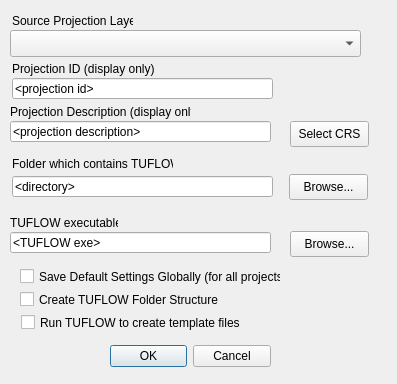
Above: tuflow/forms/ui_tuflowqgis_configure_tuflow_project.ui from TUFLOW-Support/QGIS-TUFLOW-Plugin before the change. Below: the same form after it.
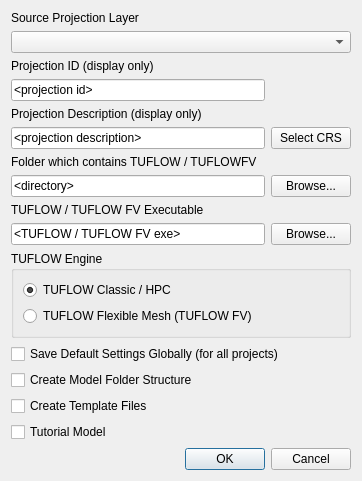
That is the form after the change.

Commit message: Repositroy management - QGIS 2.18 no longer LTR and TUFLOW plugin for QGIS 2 is not longer being supported and updated

```diff
--- a/tuflow/forms/ui_tuflowqgis_configure_tuflow_project.ui
+++ b/tuflow/forms/ui_tuflowqgis_configure_tuflow_project.ui
@@ -6,190 +6,107 @@
    <rect>
     <x>0</x>
     <y>0</y>
-    <width>397</width>
-    <height>384</height>
+    <width>362</width>
+    <height>447</height>
    </rect>
   </property>
   <property name="windowTitle">
    <string>Configure TUFLOW Project</string>
   </property>
-  <widget class="QDialogButtonBox" name="buttonBox">
-   <property name="geometry">
-    <rect>
-     <x>110</x>
-     <y>340</y>
-     <width>161</width>
-     <height>32</height>
-    </rect>
-   </property>
-   <property name="orientation">
-    <enum>Qt::Horizontal</enum>
-   </property>
-   <property name="standardButtons">
-    <set>QDialogButtonBox::Cancel|QDialogButtonBox::Ok</set>
-   </property>
-  </widget>
-  <widget class="QLabel" name="label_1">
-   <property name="geometry">
-    <rect>
-     <x>12</x>
-     <y>10</y>
-     <width>121</width>
-     <height>22</height>
-    </rect>
-   </property>
+  <layout class="QGridLayout" name="gridLayout_2">
+   <item row="0" column="0">
+    <layout class="QGridLayout" name="gridLayout">
+     <item row="5" column="1">
+      <widget class="QPushButton" name="pbSelectCRS">
    <property name="text">
-    <string>Source Projection Layer</string>
-   </property>
-  </widget>
-  <widget class="QComboBox" name="sourcelayer">
-   <property name="geometry">
-    <rect>
-     <x>10</x>
-     <y>30</y>
-     <width>351</width>
-     <height>27</height>
-    </rect>
-   </property>
-  </widget>
-  <widget class="QLabel" name="label_3">
-   <property name="geometry">
-    <rect>
-     <x>12</x>
-     <y>153</y>
-     <width>161</width>
-     <height>22</height>
-    </rect>
-   </property>
+        <string>Select CRS</string>
+       </property>
+      </widget>
+     </item>
+     <item row="2" column="0">
+      <widget class="QLabel" name="label_5">
    <property name="text">
-    <string>Folder which contains TUFLOW</string>
-   </property>
-  </widget>
-  <widget class="QLineEdit" name="outdir">
-   <property name="geometry">
-    <rect>
-     <x>12</x>
-     <y>176</y>
-     <width>261</width>
-     <height>21</height>
-    </rect>
-   </property>
-   <property name="text">
-    <string>&lt;directory&gt;</string>
-   </property>
-   <property name="readOnly">
-    <bool>false</bool>
-   </property>
-  </widget>
-  <widget class="QPushButton" name="browseoutfile">
-   <property name="geometry">
-    <rect>
-     <x>289</x>
-     <y>174</y>
-     <width>79</width>
-     <height>26</height>
-    </rect>
-   </property>
-   <property name="text">
-    <string>Browse...</string>
-   </property>
-  </widget>
+        <string>Projection ID (display only)</string>
+       </property>
+      </widget>
+     </item>
+     <item row="4" column="0">
   <widget class="QLabel" name="label_2">
-   <property name="geometry">
-    <rect>
-     <x>10</x>
-     <y>101</y>
-     <width>181</width>
-     <height>22</height>
-    </rect>
-   </property>
    <property name="text">
     <string>Projection Description (display only)</string>
    </property>
   </widget>
-  <widget class="QLineEdit" name="crsDesc">
-   <property name="geometry">
-    <rect>
-     <x>10</x>
-     <y>121</y>
-     <width>261</width>
-     <height>21</height>
-    </rect>
-   </property>
-   <property name="text">
-    <string>&lt;projection description&gt;</string>
-   </property>
-   <property name="dragEnabled">
-    <bool>false</bool>
-   </property>
-   <property name="readOnly">
-    <bool>true</bool>
-   </property>
-  </widget>
-  <widget class="QLabel" name="label_4">
-   <property name="geometry">
-    <rect>
-     <x>10</x>
-     <y>212</y>
-     <width>108</width>
-     <height>22</height>
-    </rect>
-   </property>
-   <property name="text">
-    <string>TUFLOW executable</string>
-   </property>
-  </widget>
-  <widget class="QLineEdit" name="TUFLOW_exe">
-   <property name="geometry">
-    <rect>
-     <x>10</x>
-     <y>232</y>
-     <width>261</width>
-     <height>21</height>
-    </rect>
-   </property>
-   <property name="text">
-    <string>&lt;TUFLOW exe&gt;</string>
-   </property>
-   <property name="readOnly">
-    <bool>false</bool>
-   </property>
-  </widget>
+     </item>
+     <item row="9" column="1">
   <widget class="QPushButton" name="browseexe">
-   <property name="geometry">
-    <rect>
-     <x>290</x>
-     <y>231</y>
-     <width>79</width>
-     <height>26</height>
-    </rect>
-   </property>
+       <property name="text">
+        <string>Browse...</string>
+       </property>
+      </widget>
+     </item>
+     <item row="6" column="0">
+      <widget class="QLabel" name="label_3">
    <property name="text">
+        <string>Folder which contains TUFLOW / TUFLOWFV</string>
+       </property>
+      </widget>
+     </item>
+     <item row="9" column="0">
+      <widget class="QLineEdit" name="TUFLOW_exe">
+       <property name="text">
+        <string>&lt;TUFLOW / TUFLOW FV exe&gt;</string>
+       </property>
+       <property name="readOnly">
+        <bool>false</bool>
+       </property>
+      </widget>
+     </item>
+     <item row="12" column="0" colspan="2">
+      <widget class="QCheckBox" name="cbCreate">
+       <property name="text">
+        <string>Create Model Folder Structure</string>
+       </property>
+      </widget>
+     </item>
+     <item row="0" column="0">
+      <widget class="QLabel" name="label_1">
+       <property name="text">
+        <string>Source Projection Layer</string>
+       </property>
+      </widget>
+     </item>
+     <item row="7" column="1">
+      <widget class="QPushButton" name="browseoutfile">
+       <property name="text">
     <string>Browse...</string>
    </property>
   </widget>
-  <widget class="QPushButton" name="pbSelectCRS">
-   <property name="geometry">
-    <rect>
-     <x>290</x>
-     <y>121</y>
-     <width>79</width>
-     <height>26</height>
-    </rect>
-   </property>
+     </item>
+     <item row="15" column="0">
+      <spacer name="verticalSpacer">
+       <property name="orientation">
+        <enum>Qt::Vertical</enum>
+       </property>
+       <property name="sizeHint" stdset="0">
+        <size>
+         <width>20</width>
+         <height>40</height>
+        </size>
+       </property>
+      </spacer>
+     </item>
+     <item row="13" column="0" colspan="2">
+      <widget class="QCheckBox" name="cbRun">
    <property name="text">
-    <string>Select CRS</string>
-   </property>
-  </widget>
+        <string>Create Template Files</string>
+       </property>
+      </widget>
+     </item>
+     <item row="1" column="0" colspan="2">
+      <widget class="QComboBox" name="sourcelayer"/>
+     </item>
+     <item row="3" column="0">
   <widget class="QLineEdit" name="form_crsID">
-   <property name="geometry">
-    <rect>
-     <x>12</x>
-     <y>78</y>
-     <width>261</width>
-     <height>21</height>
-    </rect>
-   </property>
    <property name="text">
     <string>&lt;projection id&gt;</string>
    </property>
@@ -200,58 +117,96 @@
     <bool>true</bool>
    </property>
   </widget>
-  <widget class="QLabel" name="label_5">
-   <property name="geometry">
-    <rect>
-     <x>12</x>
-     <y>58</y>
-     <width>181</width>
-     <height>22</height>
-    </rect>
-   </property>
+     </item>
+     <item row="8" column="0">
+      <widget class="QLabel" name="label_4">
+       <property name="text">
+        <string>TUFLOW / TUFLOW FV Executable</string>
+       </property>
+      </widget>
+     </item>
+     <item row="7" column="0">
+      <widget class="QLineEdit" name="outdir">
    <property name="text">
-    <string>Projection ID (display only)</string>
-   </property>
-  </widget>
+        <string>&lt;directory&gt;</string>
+       </property>
+       <property name="readOnly">
+        <bool>false</bool>
+       </property>
+      </widget>
+     </item>
+     <item row="11" column="0" colspan="2">
   <widget class="QCheckBox" name="cbGlobal">
-   <property name="geometry">
-    <rect>
-     <x>20</x>
-     <y>268</y>
-     <width>261</width>
-     <height>17</height>
-    </rect>
-   </property>
    <property name="text">
     <string>Save Default Settings Globally (for all projects)</string>
    </property>
   </widget>
-  <widget class="QCheckBox" name="cbCreate">
-   <property name="geometry">
-    <rect>
-     <x>20</x>
-     <y>291</y>
-     <width>261</width>
-     <height>17</height>
-    </rect>
-   </property>
+     </item>
+     <item row="5" column="0">
+      <widget class="QLineEdit" name="crsDesc">
+       <property name="text">
+        <string>&lt;projection description&gt;</string>
+       </property>
+       <property name="dragEnabled">
+        <bool>false</bool>
+       </property>
+       <property name="readOnly">
+        <bool>true</bool>
+       </property>
+      </widget>
+     </item>
+     <item row="10" column="0" colspan="2">
+      <widget class="QGroupBox" name="groupBox">
+       <property name="title">
+        <string>TUFLOW Engine</string>
+       </property>
+       <layout class="QVBoxLayout" name="verticalLayout">
+        <item>
+         <widget class="QRadioButton" name="rbTuflowCla">
    <property name="text">
-    <string>Create TUFLOW Folder Structure</string>
-   </property>
-  </widget>
-  <widget class="QCheckBox" name="cbRun">
-   <property name="geometry">
-    <rect>
-     <x>21</x>
-     <y>314</y>
-     <width>261</width>
-     <height>17</height>
-    </rect>
-   </property>
+           <string>TUFLOW Classic / HPC</string>
+          </property>
+          <property name="checked">
+           <bool>true</bool>
+          </property>
+          <attribute name="buttonGroup">
+           <string notr="true">engine</string>
+          </attribute>
+         </widget>
+        </item>
+        <item>
+         <widget class="QRadioButton" name="rbTuflowFM">
+          <property name="text">
+           <string>TUFLOW Flexible Mesh (TUFLOW FV)</string>
+          </property>
+          <attribute name="buttonGroup">
+           <string notr="true">engine</string>
+          </attribute>
+         </widget>
+        </item>
+       </layout>
+      </widget>
+     </item>
+     <item row="14" column="0">
+      <widget class="QCheckBox" name="cbTutorial">
    <property name="text">
-    <string>Run TUFLOW to create template files</string>
-   </property>
-  </widget>
+        <string>Tutorial Model</string>
+       </property>
+      </widget>
+     </item>
+    </layout>
+   </item>
+   <item row="1" column="0">
+    <widget class="QDialogButtonBox" name="buttonBox">
+     <property name="orientation">
+      <enum>Qt::Horizontal</enum>
+     </property>
+     <property name="standardButtons">
+      <set>QDialogButtonBox::Cancel|QDialogButtonBox::Ok</set>
+     </property>
+    </widget>
+   </item>
+  </layout>
  </widget>
  <resources/>
  <connections>
```
Left out of the diff: 3 changed lines with no effect on the pictures. Lines whose indentation alone changed are shown as unchanged. The commit also changes 1532 other files.
